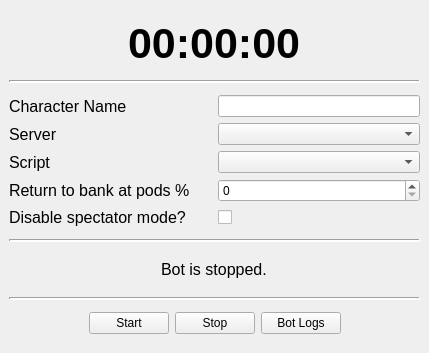
Old version of the form src/gui/main_window/MainWindow.ui in the repository R3conS/Sadidauto-Dofus-Retro-Bot.
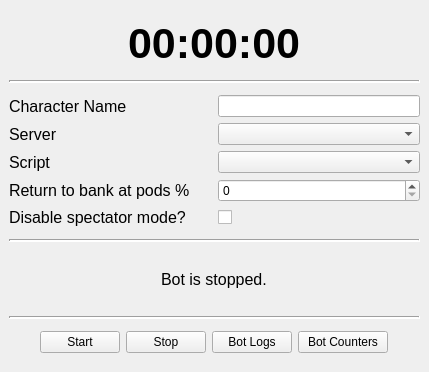
New version of the form. Custom widgets are drawn as their Qt base class.

Commit message: Add bot counters window

```diff
--- a/src/gui/main_window/MainWindow.ui
+++ b/src/gui/main_window/MainWindow.ui
@@ -7,7 +7,7 @@
     <x>0</x>
     <y>0</y>
     <width>429</width>
-    <height>353</height>
+    <height>372</height>
    </rect>
   </property>
   <property name="sizePolicy">
@@ -350,6 +350,19 @@
           </property>
          </widget>
         </item>
+        <item>
+         <widget class="OpenBotCountersWindowButton" name="open_bot_counters_window_button">
+          <property name="minimumSize">
+           <size>
+            <width>90</width>
+            <height>0</height>
+           </size>
+          </property>
+          <property name="text">
+           <string>Bot Counters</string>
+          </property>
+         </widget>
+        </item>
         <item>
          <spacer name="horizontalSpacer_2">
           <property name="orientation">
@@ -416,6 +429,11 @@
    <extends>QLabel</extends>
    <header>src.gui.main_window.label_status</header>
   </customwidget>
+  <customwidget>
+   <class>OpenBotCountersWindowButton</class>
+   <extends>QPushButton</extends>
+   <header>src.gui.main_window.button_open_bot_counters_window</header>
+  </customwidget>
  </customwidgets>
  <resources/>
  <connections/>
```
The commit also changes 7 other files.
